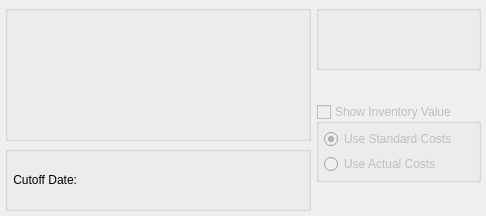
Above: guiclient/displays/dspSlowMovingInventoryByClassCode.ui from Pegasus-RPG/xtuple-client before the change. Below: the same form after it.
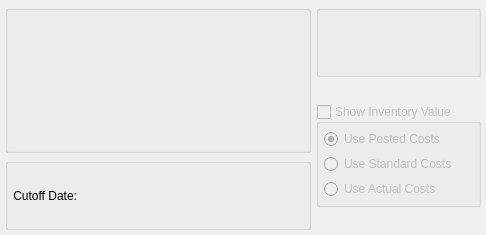
That is the form after the change. Custom widgets are drawn as their Qt base class.

Commit message: Issue #26840:add posted cost method

Patch:
```diff
--- a/guiclient/displays/dspSlowMovingInventoryByClassCode.ui
+++ b/guiclient/displays/dspSlowMovingInventoryByClassCode.ui
@@ -14,7 +14,7 @@
     <x>0</x>
     <y>0</y>
     <width>486</width>
-    <height>216</height>
+    <height>235</height>
    </rect>
   </property>
   <property name="windowTitle">
@@ -62,13 +62,23 @@
       <bool>false</bool>
      </property>
      <layout class="QVBoxLayout" name="verticalLayout">
+      <item>
+       <widget class="QRadioButton" name="_usePostedCosts">
+        <property name="text">
+         <string>Use Posted Costs</string>
+        </property>
+        <property name="checked">
+         <bool>true</bool>
+        </property>
+       </widget>
+      </item>
       <item>
        <widget class="QRadioButton" name="_useStandardCosts">
         <property name="text">
          <string>Use Standard Costs</string>
         </property>
         <property name="checked">
-         <bool>true</bool>
+         <bool>false</bool>
         </property>
        </widget>
       </item>
```
The commit also changes 1 other file.
